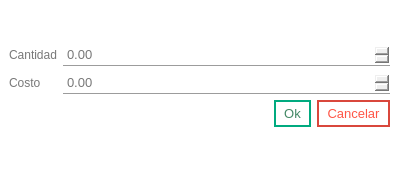
First picture: the form in system/layout/dialogKardex.ui, repository josueisaihs/SPINER_PUNTO_VENTA, before the edit.
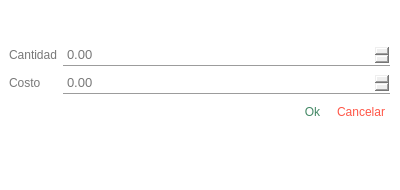
Second picture: the form after the edit.

```diff
--- a/system/layout/dialogKardex.ui
+++ b/system/layout/dialogKardex.ui
@@ -229,31 +229,37 @@
        <widget class="QPushButton" name="okPushButton">
         <property name="styleSheet">
          <string notr="true">QPushButton
-                                        {
-                                        background-color: white;
-                                        font: 10pt;
-                                        color: rgb(67, 136, 101);
-                                        padding: 4px 8px;
-                                        border: 2px solid rgb(0, 170, 127);
-                                        border-bottom-right-radius: 0px;
-                                        border-bottom-left-radius: 0px;
-                                        border-top-right-radius: 0px;
-                                        border-top-left-radius: 0px;
-                                        }
+                {
+                background-color: rgb(255, 255, 255);
+                font: 9pt;
+                color: rgb(67, 136, 101);
+                padding: 4px 8px;
+                border: 2px solid rgb(255, 255, 255);
+                border-radius: 0px;
+                padding: 5px;
+                border-top: 1px white;
+                border-left: 1px white;
+                border-right: 1px white;
+                }
 
-                                        :hover
-                                        {
-                                        background-color: rgb(0, 170, 127);
-                                        color: white;
-                                        border: 2px solid rgb(120, 200, 29);
-                                        }
+                QPushButton:hover
+                {
+                border: 2px solid rgb(67, 136, 101);
+                font: 9pt;
+                border-top: 1px white;
+                border-left: 1px white;
+                border-right: 1px white;
+                }
 
-                                        :pressed
-                                        {
-                                        border:3px solid rgb(255, 255, 255);
-                                        padding: -1px 1px 1px 1px;
-                                        }
-                                    </string>
+                QPushButton:pressed
+                {
+                font: 9pt;
+                border:3px solid rgb(67, 136, 101);
+                padding: 5px 5px 5px 5px;
+                border-top: 1px white;
+                border-left: 1px white;
+                border-right: 1px white;
+                }</string>
         </property>
         <property name="text">
          <string>Ok</string>
@@ -263,28 +269,38 @@
       <item>
        <widget class="QPushButton" name="cancelPushButton">
         <property name="styleSheet">
-         <string notr="true">QPushButton{
-                                        background-color: white;
-                                        font: 10pt;
-                                        color: rgb(255, 86, 71);
-                                        padding: 4px 8px;
-                                        border: 2px solid rgb(217, 71, 60);
-                                        border-bottom-right-radius: 0px;
-                                        border-bottom-left-radius: 0px;
-                                        border-top-right-radius: 0px;
-                                        border-top-left-radius: 0px;
-                                        }
+         <string notr="true"> QPushButton
+                {
+                background-color: rgb(255, 255, 255);
+                font: 9pt;
+                color: rgb(255, 86, 71);;
+                padding: 4px 8px;
+                border: 2px solid rgb(255, 255, 255);
+                border-radius: 0px;
+                padding: 5px;
+                border-top: 1px white;
+                border-left: 1px white;
+                border-right: 1px white;
+                }
 
-                                        :hover{
-                                        background-color: rgb(217, 71, 60);
-                                        border: 2px solid rgb(255, 86, 71);
-                                        color: white;
-                                        }
+                QPushButton:hover
+                {
+                border: 2px solid rgb(255, 86, 71);
+                font: 9pt;
+                border-top: 1px white;
+                border-left: 1px white;
+                border-right: 1px white;
+                }
 
-                                        :pressed{
-                                        border:3px solid rgb(255, 255, 255);
-                                        padding: -1px 1px 1px 1px;
-                                        }
+                QPushButton:pressed
+                {
+                font: 9pt;
+                border:3px solid rgb(255, 86, 71);
+                padding: 5px 5px 5px 5px;
+                border-top: 1px white;
+                border-left: 1px white;
+                border-right: 1px white;
+                }
                                     </string>
         </property>
         <property name="text">
```
